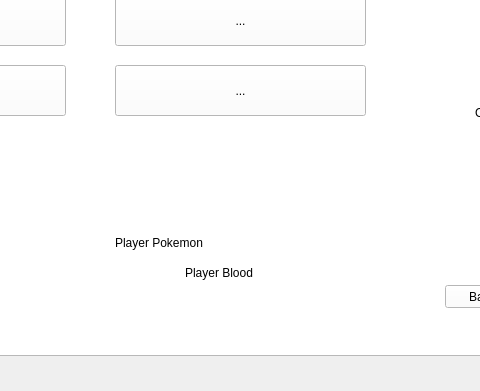
Before: the Qt Designer form Pokemon/Pokemon.ui in LowSugarCoke/Pokemon, drawn with Qt 5; both pictures show x 255 to 735 and y 172 to 563 of the 998 by 563 pixel window.
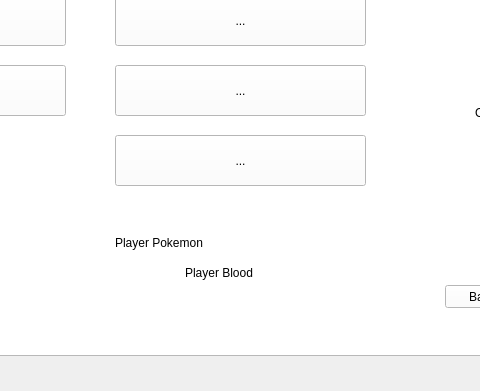
After: the same form once the commit is applied. The open tabs and pages were chosen to show the change. Icons and pictures are not drawn.

Patch:
```diff
--- a/Pokemon/Pokemon.ui
+++ b/Pokemon/Pokemon.ui
@@ -763,6 +763,24 @@
        <string>...</string>
       </property>
      </widget>
+     <widget class="QToolButton" name="tb_battle_select_bag_4">
+      <property name="geometry">
+       <rect>
+        <x>370</x>
+        <y>290</y>
+        <width>251</width>
+        <height>51</height>
+       </rect>
+      </property>
+      <property name="styleSheet">
+       <string notr="true">QToolButton { background-color : white; }
+QToolButton:hover { background-color : gray; }
+</string>
+      </property>
+      <property name="text">
+       <string>...</string>
+      </property>
+     </widget>
      <zorder>text_edit_battle_content</zorder>
      <zorder>pb_battle_back</zorder>
      <zorder>lbl_battle_player_pokemon</zorder>
```
Left out of the diff: 1 changed line with no effect on the pictures.
